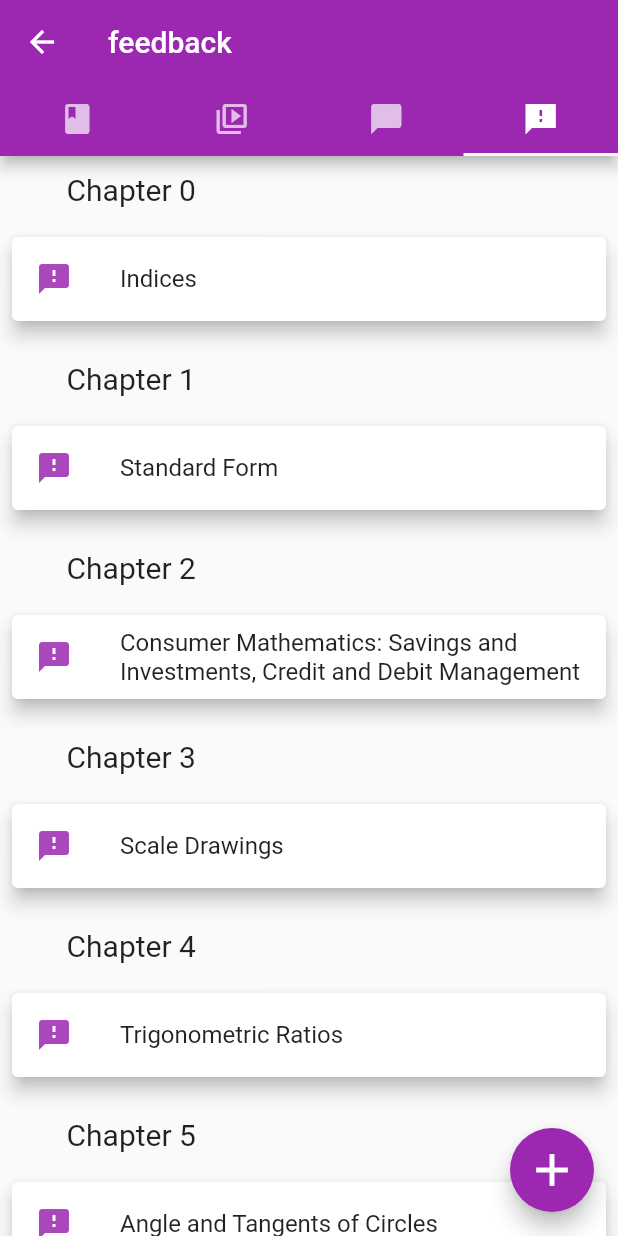
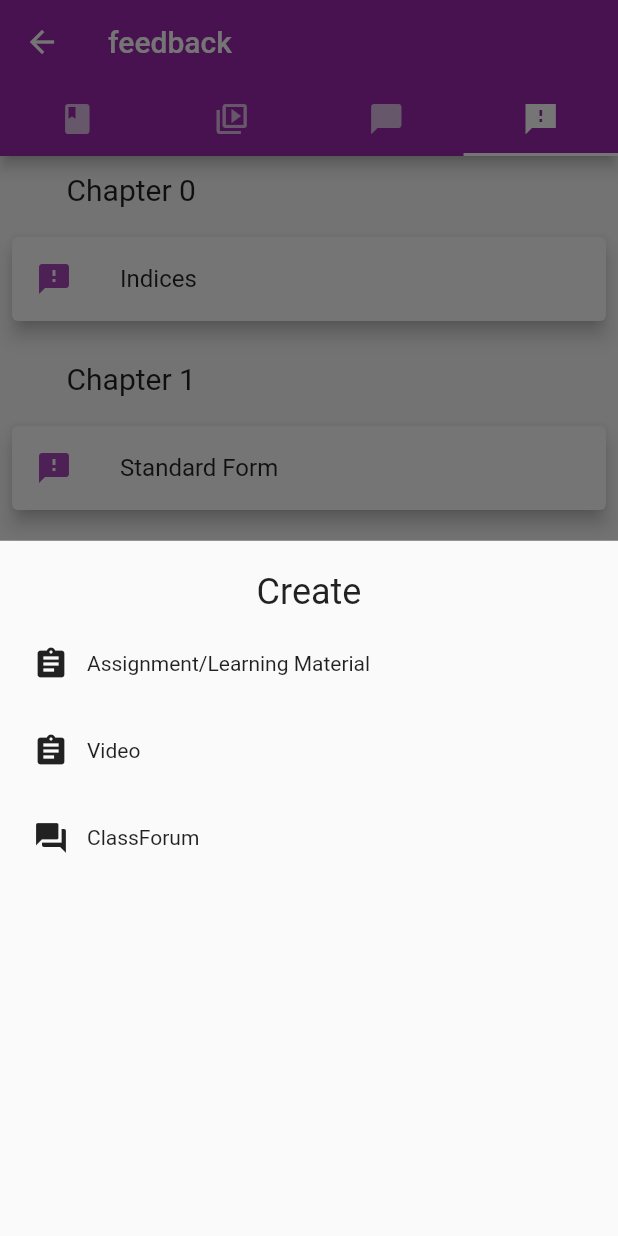
Before and after one commit to tcr123/flutter_learning_app, a Flutter app: the LecturerPage screen opened directly with empty values, tab 4 chosen, after a tap on the "add" icon, on a phone screen of 412 x 824 dp. Run offline on Flutter 3.47's test engine with Material 2 defaults, Android fonts, the phone set to English and light mode, and no system bars; our stand-ins replace avatar_glow, cloud_firestore, firebase_auth, firebase_core, flutter_spinkit, speech_to_text; accounts and stored records are empty.

Commit message:
thirteeth commit

```diff
--- /dev/null
+++ b/lib/components/setting_form.dart
@@ -0,0 +1,51 @@
+import 'package:flutter/material.dart';
+
+class SettingForm extends StatefulWidget {
+  const SettingForm({Key? key}) : super(key: key);
+
+  @override
+  _SettingFormState createState() => _SettingFormState();
+}
+
+class _SettingFormState extends State<SettingForm> {
+  @override
+  Widget build(BuildContext context) {
+    return Container(
+      child: Column(
+        children: <Widget>[
+          Text(
+            "Create",
+            style: TextStyle(fontSize: 24),
+          ),
+          SizedBox(
+            height: 10,
+          ),
+          Row(
+            children: [
+              IconButton(onPressed: () {}, icon: Icon(Icons.assignment)),
+              Text("Assignment/Learning Material"),
+            ],
+          ),
+          SizedBox(
+            height: 10,
+          ),
+          Row(
+            children: [
+              IconButton(onPressed: () {}, icon: Icon(Icons.assignment)),
+              Text("Video"),
+            ],
+          ),
+          SizedBox(
+            height: 10,
+          ),
+          Row(
+            children: [
+              IconButton(onPressed: () {}, icon: Icon(Icons.question_answer)),
+              Text("ClassForum"),
+            ],
+          ),
+        ],
+      ),
+    );
+  }
+}
--- a/lib/pages/class_page/class_page.dart
+++ b/lib/pages/class_page/class_page.dart
@@ -10,6 +10,7 @@ import 'package:demo/database/class_data.dart';
 import 'package:demo/utils.dart';
 import 'package:avatar_glow/avatar_glow.dart';
 import 'package:demo/api/speech_api.dart';
+import 'package:demo/components/setting_form.dart';
 
 class LecturerPage extends StatefulWidget {
   String class_code;
@@ -55,6 +56,17 @@ class _LecturerPageState extends State<LecturerPage>
 
   @override
   Widget build(BuildContext context) {
+    void showSettingsPanel() {
+      showModalBottomSheet(
+          context: context,
+          builder: (context) {
+            return Container(
+              padding: EdgeInsets.symmetric(horizontal: 10, vertical: 20),
+              child: SettingForm(),
+            );
+          });
+    }
+
     try {
       // --------------------------------------------------
       // use to determine the code of class
@@ -97,8 +109,10 @@ class _LecturerPageState extends State<LecturerPage>
         children: [
           LearningList(),
           VideoList(),
-          ForumPage(students: widget.students,),
-          FeedbackList(),
+          ForumPage(
+            students: widget.students,
+          ),
+          FeedbackList(students: widget.students),
         ],
       ),
       floatingActionButton: widget.students
@@ -111,7 +125,8 @@ class _LecturerPageState extends State<LecturerPage>
                   endRadius: 75,
                   glowColor: Theme.of(context).primaryColor,
                   child: FloatingActionButton(
-                    child: Icon(isListening ? Icons.mic : Icons.mic_none, size: 36),
+                    child: Icon(isListening ? Icons.mic : Icons.mic_none,
+                        size: 36),
                     onPressed: toggleRecording,
                   ),
                 ),
@@ -119,7 +134,9 @@ class _LecturerPageState extends State<LecturerPage>
             )
           : FloatingActionButton(
               child: Icon(Icons.add, size: 36),
-                onPressed: () {},
+              onPressed: () {
+                showSettingsPanel();
+              },
             ),
     );
   }
--- a/lib/pages/home/list/feedback_list.dart
+++ b/lib/pages/home/list/feedback_list.dart
@@ -1,7 +1,9 @@
+import 'package:demo/components/feedback_form.dart';
 import 'package:flutter/material.dart';
 
 class FeedbackList extends StatefulWidget {
-  const FeedbackList({Key? key}) : super(key: key);
+  bool students;
+  FeedbackList({Key? key, required this.students}) : super(key: key);
 
   @override
   _FeedbackListState createState() => _FeedbackListState();
@@ -22,6 +24,17 @@ class _FeedbackListState extends State<FeedbackList> {
 
   @override
   Widget build(BuildContext context) {
+    void showSettingsPanel() {
+      showModalBottomSheet(
+          context: context,
+          builder: (context) {
+            return Container(
+              padding: EdgeInsets.symmetric(horizontal: 10, vertical: 20),
+              child: FeedbackForm(),
+            );
+          });
+    }
+
     return ListView.builder(
         itemCount: materials.length,
         itemBuilder: (context, index) {
@@ -30,20 +43,33 @@ class _FeedbackListState extends State<FeedbackList> {
             child: SingleChildScrollView(
               child: Column(
                 children: <Widget>[
-                SizedBox(height: 10,),
+                  SizedBox(
+                    height: 10,
+                  ),
                   Align(
                     alignment: Alignment.centerLeft,
                     widthFactor: 3.75,
-                  child: Text("Chapter $index",
-                  style: TextStyle(fontSize: 20),),
+                    child: Text(
+                      "Chapter $index",
+                      style: TextStyle(fontSize: 20),
                     ),
-                SizedBox(height: 5,),
+                  ),
+                  SizedBox(
+                    height: 5,
+                  ),
                   Card(
-                  margin: EdgeInsets.symmetric(vertical: 15.0, horizontal: 4.0),
+                    margin:
+                        EdgeInsets.symmetric(vertical: 15.0, horizontal: 4.0),
                     elevation: 5,
                     child: ListTile(
+                      onTap: () {
+                        if (widget.students) showSettingsPanel();
+                      },
                       title: Text(materials[index]),
-                    leading: Icon(Icons.feedback, color: Colors.purple[400],),
+                      leading: Icon(
+                        Icons.feedback,
+                        color: Colors.purple[400],
+                      ),
                     ),
                   ),
                 ],
```
Also changed, not shown: lib/components/feedback_form.dart (added, +66 -0 lines). Lines whose indentation alone changed are shown as unchanged.
